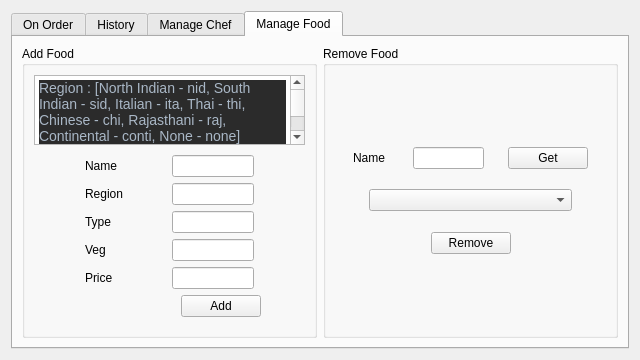
The window that frontend/manager_wid.ui (therealrahulsahu/se_project) describes before a commit, drawn with Qt 5.
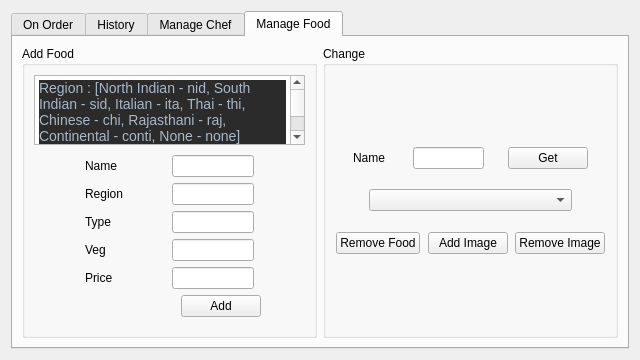
The same window after the commit. The open tabs and pages were chosen to show the change.

Commit message: Image feature is added

```diff
--- a/frontend/manager_wid.ui
+++ b/frontend/manager_wid.ui
@@ -1476,7 +1476,7 @@
        <item>
         <widget class="QGroupBox" name="groupBox_5">
          <property name="title">
-          <string>Remove Food</string>
+          <string>Change</string>
          </property>
          <layout class="QVBoxLayout" name="verticalLayout_7" stretch="5,1,1,1,1,1,5">
           <item>
@@ -1625,7 +1625,7 @@
            </spacer>
           </item>
           <item>
-           <layout class="QHBoxLayout" name="horizontalLayout_22" stretch="20,5,20">
+           <layout class="QHBoxLayout" name="horizontalLayout_22" stretch="1,3,1,3,1,3,1">
             <item>
              <spacer name="horizontalSpacer_59">
               <property name="orientation">
@@ -1642,7 +1642,47 @@
             <item>
              <widget class="QPushButton" name="bt_rm_food">
               <property name="text">
-               <string>Remove</string>
+               <string>Remove Food</string>
+              </property>
+             </widget>
+            </item>
+            <item>
+             <spacer name="horizontalSpacer_65">
+              <property name="orientation">
+               <enum>Qt::Horizontal</enum>
+              </property>
+              <property name="sizeHint" stdset="0">
+               <size>
+                <width>40</width>
+                <height>20</height>
+               </size>
+              </property>
+             </spacer>
+            </item>
+            <item>
+             <widget class="QPushButton" name="bt_add_img">
+              <property name="text">
+               <string>Add Image</string>
+              </property>
+             </widget>
+            </item>
+            <item>
+             <spacer name="horizontalSpacer_66">
+              <property name="orientation">
+               <enum>Qt::Horizontal</enum>
+              </property>
+              <property name="sizeHint" stdset="0">
+               <size>
+                <width>40</width>
+                <height>20</height>
+               </size>
+              </property>
+             </spacer>
+            </item>
+            <item>
+             <widget class="QPushButton" name="bt_rm_img">
+              <property name="text">
+               <string>Remove Image</string>
               </property>
              </widget>
             </item>
```
Left out of the diff: 2 changed lines with no effect on the pictures. The commit also changes 13 other files.
